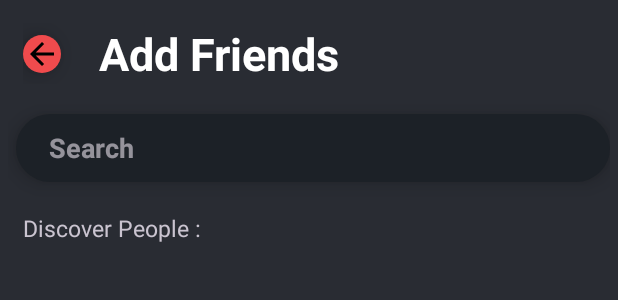
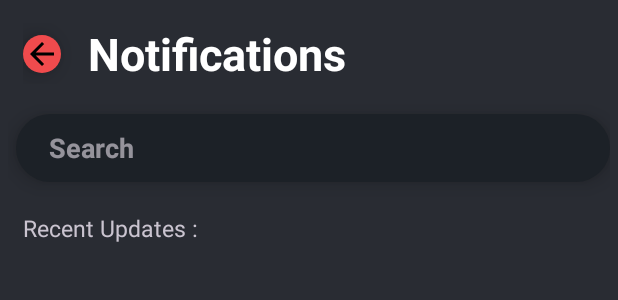
Before and after one commit to rutujama/SilentWhisper, an Android app: the layout activity_notifications_page.xml on its own in the app's theme, with its tools: preview values and no code run, on a phone screen of 412 x 824 dp. Shown: the top 300 px of the screen. Run offline under Robolectric (Android 15) with nearby library versions, the phone set to English and light mode, and no system bars; Roboto replaces fonts that are not available here.

Commit message:
ui changes

```diff
--- a/app/src/main/AndroidManifest.xml
+++ b/app/src/main/AndroidManifest.xml
@@ -23,9 +23,12 @@
         android:theme="@style/Theme.SilentWhisper"
         tools:targetApi="31">
         <activity
+            android:name=".Notifications_Page"
+            android:exported="false" />
+        <activity
             android:name=".ChatPage"
             android:exported="false"
-            android:windowSoftInputMode="adjustResize"/>
+            android:windowSoftInputMode="adjustResize" />
         <activity
             android:name=".AddUsers"
             android:exported="false" />
--- a/app/src/main/java/com/example/silentwhisper/ChatPage.kt
+++ b/app/src/main/java/com/example/silentwhisper/ChatPage.kt
@@ -8,6 +8,7 @@ import android.os.Build
 import androidx.appcompat.app.AppCompatActivity
 import android.os.Bundle
 import android.widget.Toast
+import androidx.appcompat.content.res.AppCompatResources
 import com.bumptech.glide.Glide
 import com.example.silentwhisper.databinding.ActivityChatPageBinding
 import com.google.firebase.auth.FirebaseUser
@@ -19,6 +20,7 @@ class ChatPage : AppCompatActivity() {
         super.onCreate(savedInstanceState)
         cbind=ActivityChatPageBinding.inflate(layoutInflater)
         setContentView(cbind.root)
+        getWindow().setBackgroundDrawable(getDrawable(R.drawable.appwallpaper))
         val userId = intent.getStringExtra("USER_ID") ?: ""
         if(!userId.isEmpty() && isInternetAvailable(this@ChatPage))
         {
--- a/app/src/main/java/com/example/silentwhisper/FriendsPage.kt
+++ b/app/src/main/java/com/example/silentwhisper/FriendsPage.kt
@@ -135,6 +135,9 @@ class FriendsPage : AppCompatActivity() {
             if(isInternetAvailable(this@FriendsPage)) {
                 filterUsers(text.toString())
             }
+        }
+        fbinder.notificationBtn.setOnClickListener {
+            startActivity(Intent(this@FriendsPage,Notifications_Page::class.java))
         }
     }
 
--- a/app/src/main/res/layout/activity_friends_page.xml
+++ b/app/src/main/res/layout/activity_friends_page.xml
@@ -119,7 +119,7 @@
 
         <!-- First Button -->
         <androidx.appcompat.widget.AppCompatImageButton
-            android:id="@+id/chatbtn"
+            android:id="@+id/notification_btn"
             android:layout_width="50dp"
             android:layout_height="50dp"
             android:layout_marginStart="10dp"
@@ -145,7 +145,7 @@
             android:clipToOutline="true"
             android:backgroundTint="@color/darkergrey"
             android:elevation="8dp"
-            app:layout_constraintStart_toEndOf="@id/chatbtn"
+            app:layout_constraintStart_toEndOf="@id/notification_btn"
             app:layout_constraintTop_toTopOf="parent"
             app:layout_constraintBottom_toBottomOf="parent"
             app:layout_constraintEnd_toStartOf="@id/button3"/>
--- a/app/src/main/res/layout/activity_add_users.xml
+++ b/app/src/main/res/layout/activity_notifications_page.xml
@@ -27,14 +27,14 @@
             app:layout_constraintTop_toTopOf="parent" />
 
         <TextView
-            android:id="@+id/chatsText"
+            android:id="@+id/notifText"
             android:layout_width="wrap_content"
             android:layout_height="wrap_content"
-            android:text="Add Friends"
+            android:text="Notifications"
             android:textColor="@color/white"
             android:textSize="30sp"
             android:textStyle="bold"
-            android:layout_marginLeft="25dp"
+            android:layout_marginLeft="18dp"
             app:layout_constraintBottom_toBottomOf="parent"
             app:layout_constraintStart_toEndOf="@id/backbtn"
             app:layout_constraintTop_toTopOf="parent" />
@@ -54,7 +54,7 @@
 
 
         <EditText
-            android:id="@+id/searchInput"
+            android:id="@+id/notifsearchInput"
             android:layout_width="match_parent"
             android:layout_height="wrap_content"
             android:hint="Search"
@@ -70,14 +70,14 @@
     <TextView
         android:layout_width="wrap_content"
         android:layout_height="wrap_content"
-        android:text="Discover People :"
+        android:text="Recent Updates :"
         android:layout_marginTop="20dp"
         android:layout_marginLeft="10dp"
         android:textSize="15dp">
 
     </TextView>
     <androidx.recyclerview.widget.RecyclerView
-        android:id="@+id/addRecyclerView"
+        android:id="@+id/notifRecyclerView"
         android:layout_width="match_parent"
         android:layout_height="wrap_content"
         android:layout_weight="1"
```
Also changed, not shown: app/src/main/java/com/example/silentwhisper/Notifications_Page.kt (added, +18 -0 lines), app/src/main/java/com/example/silentwhisper/SplashScreen.kt (+6 -8 lines), app/src/main/res/drawable/appwallpaper.jpg.
